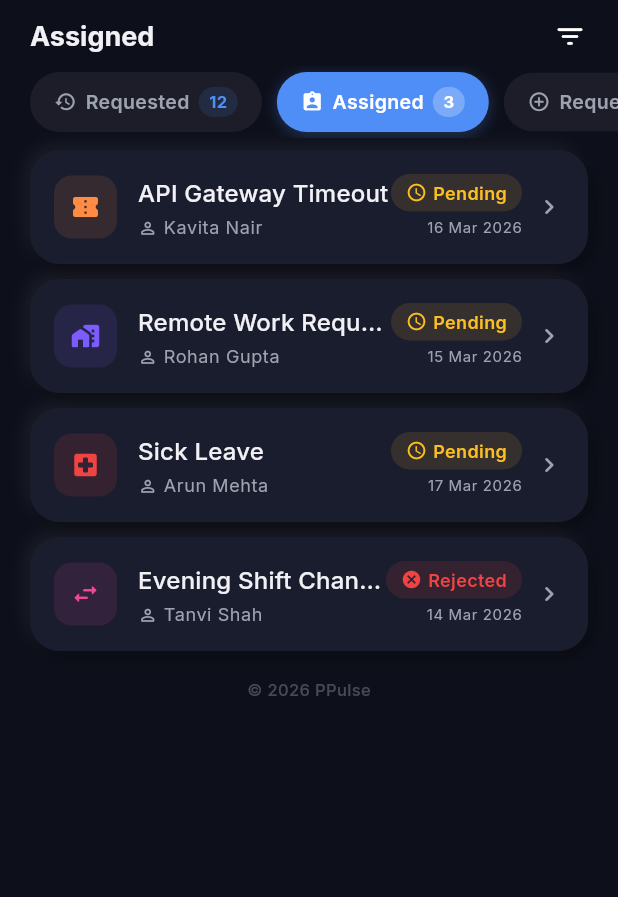
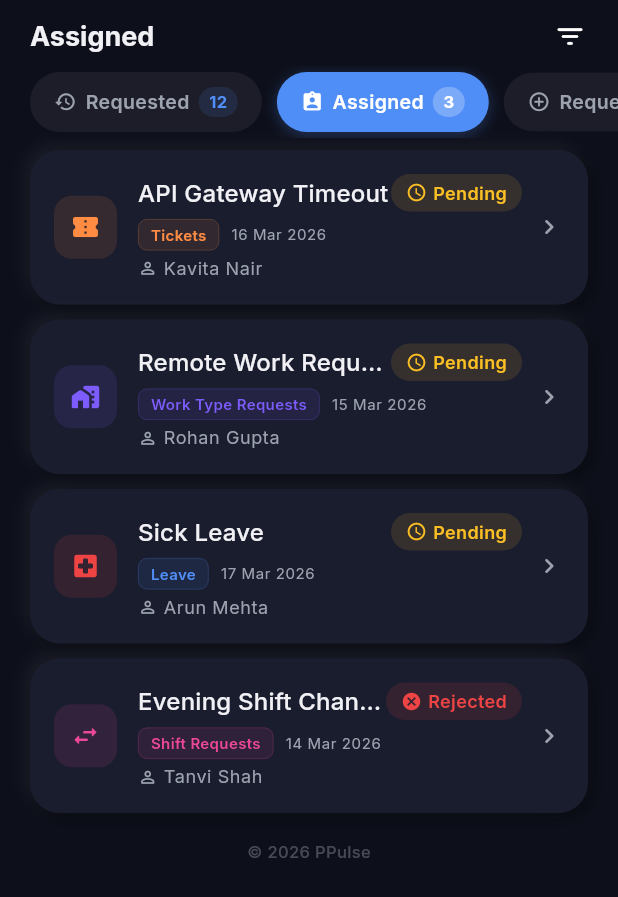
Before and after one commit to HemanthKumar52/HRMS-Demo, a Flutter app: the RequestsScreen screen opened directly, after a tap on "Assigned", on a phone screen of 412 x 824 dp. Shown: the top 897 px of the screen. Run offline on Flutter 3.47's test engine with Material 3 defaults, Android fonts, the phone set to English and light mode, and no system bars; drawn by our look-alikes of flutter_animate; our stand-ins replace fl_chart, flutter_local_notifications, google_fonts, vibration; missing offline and left inert: pdfx.

Commit message:
feat: implement RequestsScreen for managing HR requests and AttendanceScreen.

```diff
--- a/lib/screens/attendance/attendance_screen.dart
+++ b/lib/screens/attendance/attendance_screen.dart
@@ -154,8 +154,10 @@ class _AttendanceScreenState extends State<AttendanceScreen> {
                       Icon(Icons.today_rounded,
                           color: AppColors.primary, size: 20),
                       const SizedBox(width: 8),
-                      Text('Today\'s Punch Status', style: tt.titleLarge),
-                      const Spacer(),
+                      Expanded(
+                        child: Text('Today\'s Punch Status', style: tt.titleMedium?.copyWith(fontWeight: FontWeight.w600), overflow: TextOverflow.ellipsis),
+                      ),
+                      const SizedBox(width: 8),
                       _buildStatusBadge(currentStatus, isDark),
                     ],
                   ),
@@ -1099,7 +1101,8 @@ class _ClockInCard extends StatelessWidget {
                 children: [
                   Icon(Icons.more_horiz, size: 18, color: isDark ? AppColors.darkSubtext : AppColors.lightSubtext),
                   const SizedBox(width: 6),
-                  Text(
+                  Flexible(
+                    child: Text(
                       isPunchedIn
                           ? 'Clocked in at ${DateFormat('hh:mm a').format(punchTime!)}'
                           : 'Synced with Password',
@@ -1107,6 +1110,8 @@ class _ClockInCard extends StatelessWidget {
                         fontSize: 13,
                         color: isDark ? AppColors.darkSubtext : AppColors.lightSubtext,
                         fontWeight: FontWeight.w500,
+                      ),
+                      overflow: TextOverflow.ellipsis,
                     ),
                   ),
                 ],
--- a/lib/screens/requests/requests_screen.dart
+++ b/lib/screens/requests/requests_screen.dart
@@ -663,8 +663,50 @@ class _RequestsScreenState extends State<RequestsScreen> {
     );
   }
 
+  Color _typeTagColor(String type) {
+    switch (type) {
+      case 'Leave':
+        return AppColors.primary;
+      case 'Claims':
+        return AppColors.success;
+      case 'Tickets':
+        return AppColors.orange;
+      case 'Shift Requests':
+        return AppColors.pink;
+      case 'Work Type Requests':
+        return AppColors.secondary;
+      case 'Attendance Requests':
+        return AppColors.warning;
+      case 'Asset Requests':
+        return AppColors.neonPurple;
+      default:
+        return AppColors.primary;
+    }
+  }
+
+  Widget _buildTypeTag(String type) {
+    final color = _typeTagColor(type);
+    return Container(
+      padding: const EdgeInsets.symmetric(horizontal: 8, vertical: 3),
+      decoration: BoxDecoration(
+        color: color.withValues(alpha: 0.1),
+        borderRadius: BorderRadius.circular(6),
+        border: Border.all(color: color.withValues(alpha: 0.25), width: 0.5),
+      ),
+      child: Text(
+        type,
+        style: TextStyle(
+          color: color,
+          fontSize: 10,
+          fontWeight: FontWeight.w600,
+        ),
+      ),
+    );
+  }
+
   // ─── Shared request list tile ───────────────────────────────────
   Widget _buildRequestListTile(Map<String, dynamic> request, TextTheme textTheme, bool isDark, int index, {required bool showEmployee}) {
+    final type = request['type'] as String? ?? '';
     return Padding(
       padding: const EdgeInsets.only(bottom: 10),
       child: NeuCard(
@@ -693,26 +735,27 @@ class _RequestsScreenState extends State<RequestsScreen> {
                       _buildStatusChip(request['status'] as String),
                     ],
                   ),
+                  const SizedBox(height: 5),
+                  Row(
+                    children: [
+                      _buildTypeTag(type),
+                      if (request['appliedDate'] != null) ...[
+                        const SizedBox(width: 8),
+                        Text(
+                          (request['appliedDate'] as String).split(',').first,
+                          style: textTheme.bodySmall?.copyWith(fontSize: 10, color: isDark ? AppColors.darkSubtext : AppColors.lightSubtext),
+                        ),
+                      ],
+                    ],
+                  ),
                   if (showEmployee && request['employeeName'] != null) ...[
-                    const SizedBox(height: 3),
+                    const SizedBox(height: 4),
                     Row(
                       children: [
                         Icon(Icons.person_outline_rounded, size: 13, color: isDark ? AppColors.darkSubtext : AppColors.lightSubtext),
                         const SizedBox(width: 4),
                         Text(request['employeeName'] as String, style: textTheme.bodySmall?.copyWith(fontSize: 12)),
-                        const Spacer(),
-                        if (request['appliedDate'] != null)
-                          Text(
-                            (request['appliedDate'] as String).split(',').first,
-                            style: textTheme.bodySmall?.copyWith(fontSize: 10, color: isDark ? AppColors.darkSubtext : AppColors.lightSubtext),
-                          ),
                       ],
-                    ),
-                  ] else if (request['appliedDate'] != null) ...[
-                    const SizedBox(height: 3),
-                    Text(
-                      'Applied: ${(request['appliedDate'] as String).split(',').first}',
-                      style: textTheme.bodySmall?.copyWith(fontSize: 11, color: isDark ? AppColors.darkSubtext : AppColors.lightSubtext),
                     ),
                   ],
                 ],
@@ -780,18 +823,25 @@ class _RequestsScreenState extends State<RequestsScreen> {
                                       _buildStatusChip(request['status'] as String),
                                     ],
                                   ),
-                                  const SizedBox(height: 3),
+                                  const SizedBox(height: 5),
+                                  Row(
+                                    children: [
+                                      _buildTypeTag(request['type'] as String? ?? ''),
+                                      if (request['appliedDate'] != null) ...[
+                                        const SizedBox(width: 8),
+                                        Text(
+                                          (request['appliedDate'] as String).split(',').first,
+                                          style: textTheme.bodySmall?.copyWith(fontSize: 10, color: isDark ? AppColors.darkSubtext : AppColors.lightSubtext),
+                                        ),
+                                      ],
+                                    ],
+                                  ),
+                                  const SizedBox(height: 4),
                                   Row(
                                     children: [
                                       Icon(Icons.person_outline_rounded, size: 13, color: isDark ? AppColors.darkSubtext : AppColors.lightSubtext),
                                       const SizedBox(width: 4),
                                       Text(request['requestedBy'] as String, style: textTheme.bodySmall?.copyWith(fontSize: 12)),
-                                      const Spacer(),
-                                      if (request['appliedDate'] != null)
-                                        Text(
-                                          (request['appliedDate'] as String).split(',').first,
-                                          style: textTheme.bodySmall?.copyWith(fontSize: 10, color: isDark ? AppColors.darkSubtext : AppColors.lightSubtext),
-                                        ),
                                     ],
                                   ),
                                 ],
```
Lines whose indentation alone changed are shown as unchanged.
